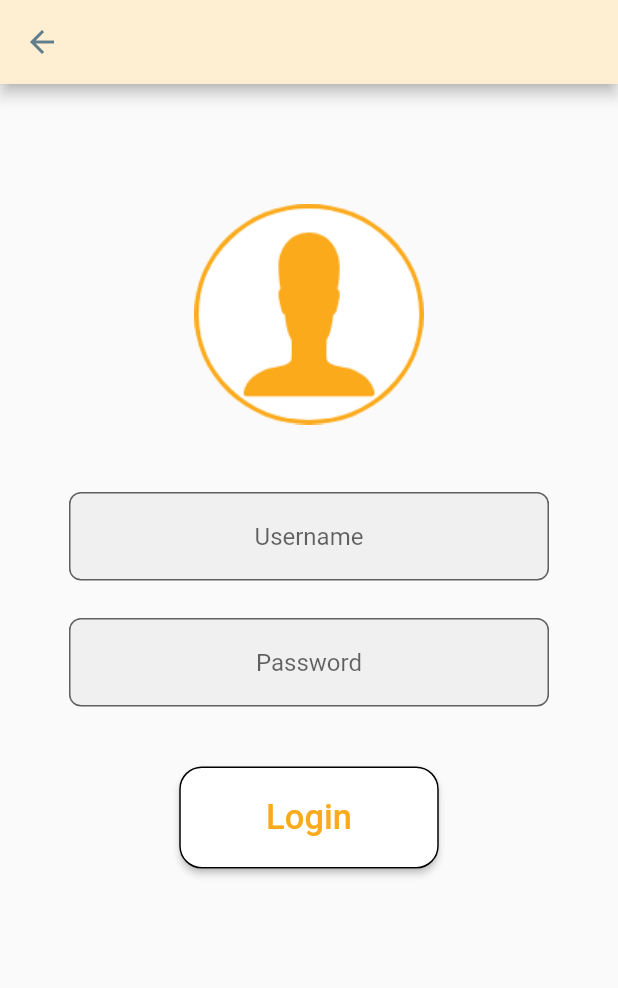
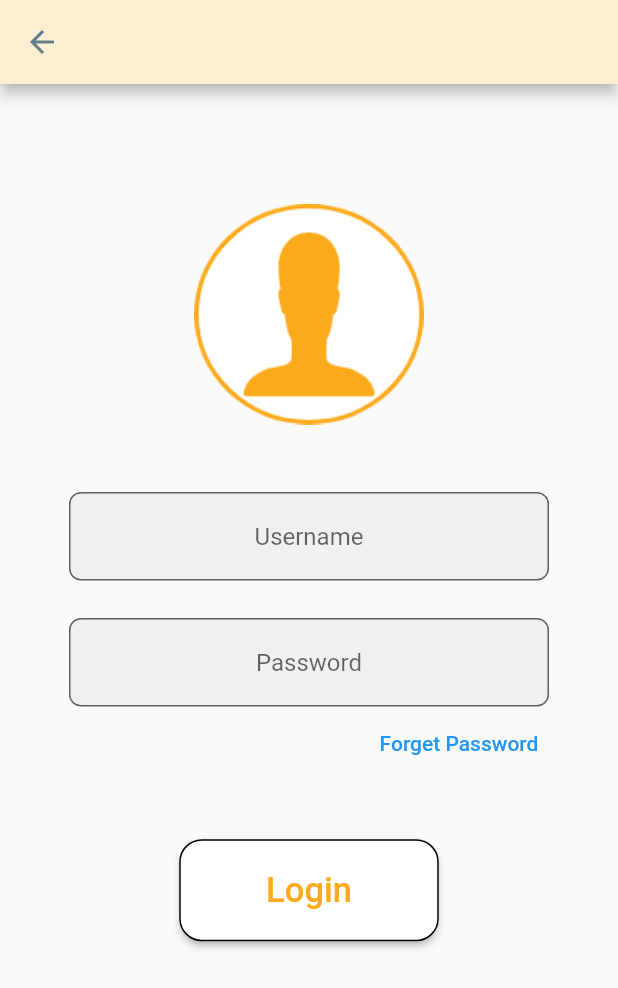
Before and after one commit to JIAWEI68/boulanger, a Flutter app: the LoginScreen screen opened directly, on a phone screen of 412 x 824 dp. Shown: the top 988 px of the screen. Run offline on Flutter 3.47's test engine with Material 2 defaults, Android fonts, the phone set to English and light mode, and no system bars; our stand-ins replace auto_size_text, getwidget; statements that could not run were skipped.

Commit message:
made some changes

```diff
--- a/lib/lists/download_list.dart
+++ b/lib/lists/download_list.dart
@@ -1,12 +1,6 @@
 import 'package:flutter/material.dart';
 
 import '../models/recipe.dart';
-
-extension DuplicateRemoval<T> on List<T> {
-  List<T> get removeAllDuplicates => [
-        ...{...this}
-      ];
-}
 
 class DownloadList with ChangeNotifier {
   List<Recipe> downloadList = [];
--- a/lib/screens/add_recipe_screen.dart
+++ b/lib/screens/add_recipe_screen.dart
@@ -322,6 +322,9 @@ class _AddRecipesScreenState extends State<AddRecipesScreen> {
                       validator: (value) {
                         if (value == "") {
                           return "Please enter a image link for your recipe";
+                        } else if ('/'.allMatches(value!).length >= 4 ||
+                            '/'.allMatches(value).isEmpty) {
+                          return "Invalid Image";
                         } else {
                           return null;
                         }
--- a/lib/screens/download_screen.dart
+++ b/lib/screens/download_screen.dart
@@ -35,8 +35,8 @@ class _DownloadScreenState extends State<DownloadScreen> {
               ),
             ),
             Padding(
-              padding: const EdgeInsets.only(top: 10.0),
-              child: Container(
+              padding: EdgeInsets.only(top: 10.0),
+              child: SizedBox(
                 height: 537.0009,
                 width: 350,
                 child: DownloadGridView(),
--- a/lib/screens/home_screen.dart
+++ b/lib/screens/home_screen.dart
@@ -12,6 +12,7 @@ class HomeScreen extends StatefulWidget {
 }
 
 class _HomeScreenState extends State<HomeScreen> {
+  TextEditingController searchController = TextEditingController();
   @override
   Widget build(BuildContext context) {
     RecipeList recipeList = Provider.of<RecipeList>(context);
@@ -25,6 +26,7 @@ class _HomeScreenState extends State<HomeScreen> {
               Padding(
                 padding: const EdgeInsets.symmetric(horizontal: 15.0),
                 child: TextField(
+                  controller: searchController,
                   onChanged: (value) {
                     //to set the search string in the download list to the value of the text field
                     //set a text field where it gets the value and sets it to searchString which is in recipeList
--- a/lib/screens/login_screen.dart
+++ b/lib/screens/login_screen.dart
@@ -99,6 +99,13 @@ class _LoginScreenState extends State<LoginScreen> {
                   ),
                 ),
                 Padding(
+                  padding: EdgeInsets.only(top: 0.5, left: 200.0),
+                  child: TextButton(
+                    child: Text("Forget Password"),
+                    onPressed: () {},
+                  ),
+                ),
+                Padding(
                   padding: EdgeInsets.only(top: 40.0),
                   child: ElevatedButton(
                     style: ElevatedButton.styleFrom(
```
Also changed, not shown: lib/grid_views/recipes_grid_view.dart (+3 -7 lines), lib/screens/recipes_screens.dart (+13 -6 lines), lib/screens/reviews_screen.dart (+10 -4 lines).
